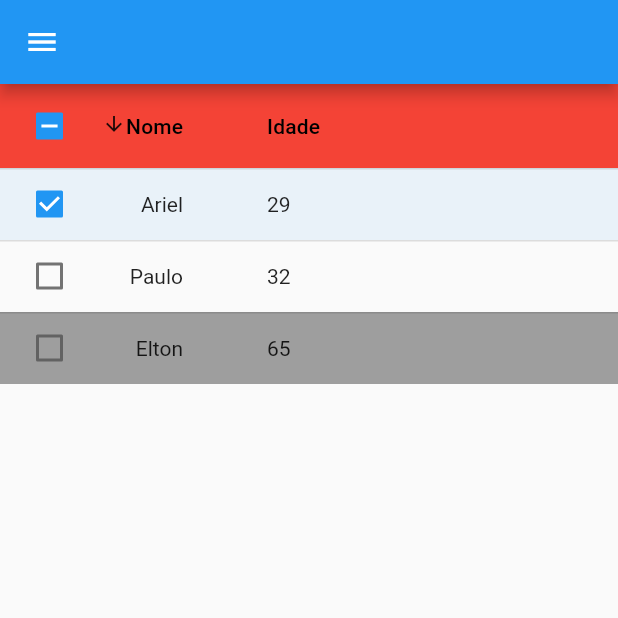
After one commit to treinaweb/treinaweb-flutter-widgets-Interface, a Flutter app: the DataTableView screen opened directly, on a phone screen of 412 x 824 dp, the top half of it. The commit adds this screen. Run offline on Flutter 3.47's test engine with Material 2 defaults, Android fonts, the phone set to English and light mode, and no system bars.

Commit message:
data table

```diff
--- a/lib/list.dart
+++ b/lib/list.dart
@@ -8,6 +8,7 @@ import 'package:perfil/widgets/inputs/gesture_detector.dart';
 import 'package:perfil/widgets/inputs/slider.dart';
 import 'package:perfil/widgets/inputs/switch_list_tile.dart';
 import 'package:perfil/widgets/inputs/text_elevated_outlined_button.dart';
+import 'package:perfil/widgets/interface/data_table.dart';
 import 'package:perfil/widgets/interface/list_tile.dart';
 import 'package:perfil/widgets/interface/table.dart';
 
@@ -126,6 +127,16 @@ class ListMenu {
         },
         child: const Text('Table'),
       ),
+      TextButton(
+        onPressed: () {
+          Navigator.of(context).pushReplacement(
+            MaterialPageRoute(
+              builder: (ctx) => const DataTableView(),
+            ),
+          );
+        },
+        child: const Text('Data Table'),
+      ),
     ];
   }
 }
--- /dev/null
+++ b/lib/widgets/interface/data_table.dart
@@ -0,0 +1,81 @@
+import 'package:flutter/material.dart';
+import 'package:perfil/list.dart';
+
+class DataTableView extends StatefulWidget {
+  const DataTableView({Key? key}) : super(key: key);
+
+  @override
+  State<DataTableView> createState() => _DataTableViewState();
+}
+
+class _DataTableViewState extends State<DataTableView> {
+  var sort = false;
+
+  @override
+  Widget build(BuildContext context) {
+    return Scaffold(
+      drawer: Drawer(
+        child: ListView(
+          children: ListMenu.get(context),
+        ),
+      ),
+      appBar: AppBar(),
+      body: DataTable(
+        headingRowColor: MaterialStateProperty.all(Colors.red),
+        sortAscending: sort,
+        sortColumnIndex: 0,
+        columns: [
+          DataColumn(
+              label: Text('Nome'),
+              tooltip: 'Este é primeiro nome',
+              numeric: true,
+              onSort: (columnIndex, ascending) {
+                setState(() {
+                  sort = !sort;
+                });
+              }),
+          const DataColumn(
+            label: Text('Idade'),
+          ),
+        ],
+        rows: [
+          DataRow(
+            selected: true,
+            onSelectChanged: (value) {},
+            cells: const [
+              DataCell(
+                Text('Ariel'),
+              ),
+              DataCell(
+                Text('29'),
+              ),
+            ],
+          ),
+          DataRow(
+            selected: false,
+            onSelectChanged: (value) {},
+            cells: const [
+              DataCell(
+                Text('Paulo'),
+              ),
+              DataCell(
+                Text('32'),
+              ),
+            ],
+          ),
+          DataRow(
+            color: MaterialStateProperty.all(Colors.grey),
+            cells: const [
+              DataCell(
+                Text('Elton'),
+              ),
+              DataCell(
+                Text('65'),
+              ),
+            ],
+          ),
+        ],
+      ),
+    );
+  }
+}
```
